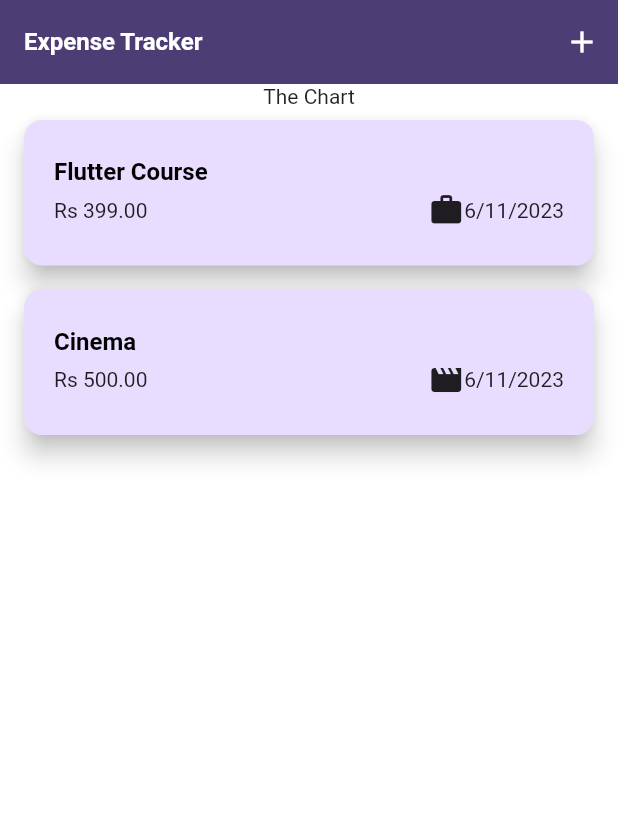
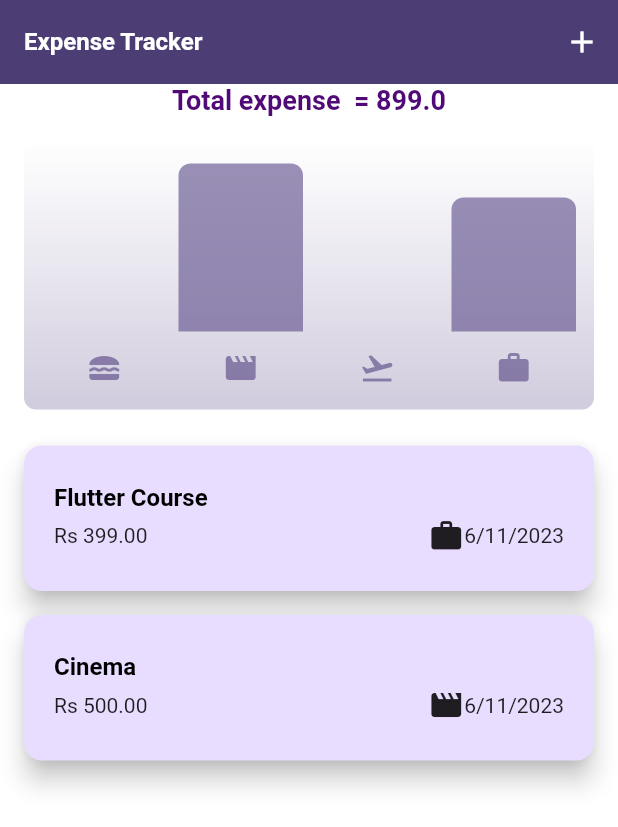
Before and after one commit to LakshyaChauhan/expenseapp, a Flutter app: the screen it shows after launch, on a phone screen of 412 x 824 dp. Shown: the top 827 px of the screen. Run offline on Flutter 3.47's test engine with Material 2 defaults, Android fonts, the phone set to English and light mode, and no system bars.

Commit message:
Completed the design and logic

```diff
--- a/lib/main.dart
+++ b/lib/main.dart
@@ -9,6 +9,7 @@ var kColorScheme =
 void main() {
   runApp(MaterialApp(
     debugShowCheckedModeBanner: true,
+    themeMode: ThemeMode.light,
     theme: ThemeData().copyWith(
         useMaterial3: true,
         colorScheme: kColorScheme,
--- /dev/null
+++ b/lib/widgets/chart/chart.dart
@@ -0,0 +1,95 @@
+import 'package:flutter/material.dart';
+
+import 'package:expenseapp/widgets/chart/chart_bar.dart';
+import 'package:expenseapp/models/expense.dart';
+
+class Chart extends StatelessWidget {
+  const Chart({super.key, required this.expenses});
+
+  final List<Expense> expenses;
+
+  List<ExpenseBucket> get buckets {
+    return [
+      ExpenseBucket.forCategory(expenses, Category.food),
+      ExpenseBucket.forCategory(expenses, Category.leisure),
+      ExpenseBucket.forCategory(expenses, Category.travel),
+      ExpenseBucket.forCategory(expenses, Category.work),
+    ];
+  }
+
+  double get maxTotalExpense {
+    double maxTotalExpense = 0;
+
+    for (final bucket in buckets) {
+      if (bucket.totalExpenses > maxTotalExpense) {
+        maxTotalExpense = bucket.totalExpenses;
+      }
+    }
+
+    return maxTotalExpense;
+  }
+
+  @override
+  Widget build(BuildContext context) {
+    final isDarkMode =
+        MediaQuery.of(context).platformBrightness == Brightness.dark;
+    return Container(
+      margin: const EdgeInsets.all(16),
+      padding: const EdgeInsets.symmetric(
+        vertical: 16,
+        horizontal: 8,
+      ),
+      width: double.infinity,
+      height: 180,
+      decoration: BoxDecoration(
+        borderRadius: BorderRadius.circular(8),
+        gradient: LinearGradient(
+          colors: [
+            Theme.of(context).colorScheme.primary.withOpacity(0.3),
+            Theme.of(context).colorScheme.primary.withOpacity(0.0)
+          ],
+          begin: Alignment.bottomCenter,
+          end: Alignment.topCenter,
+        ),
+      ),
+      child: Column(
+        children: [
+          Expanded(
+            child: Row(
+              crossAxisAlignment: CrossAxisAlignment.end,
+              children: [
+                for (final bucket in buckets) // alternative to map()
+                  ChartBar(
+                    fill: bucket.totalExpenses == 0
+                        ? 0
+                        : bucket.totalExpenses / maxTotalExpense,
+                  )
+              ],
+            ),
+          ),
+          const SizedBox(height: 12),
+          Row(
+            children: buckets
+                .map(
+                  (bucket) => Expanded(
+                    child: Padding(
+                      padding: const EdgeInsets.symmetric(horizontal: 4),
+                      child: Icon(
+                        categoryIcons[bucket.category],
+                        color: isDarkMode
+                            ? Theme.of(context).colorScheme.secondary
+                            : Theme.of(context)
+                                .colorScheme
+                                .primary
+                                .withOpacity(0.7),
+                      ),
+                    ),
+                  ),
+                )
+                .toList(),
+          )
+        ],
+      ),
+    );
+  }
+}
--- /dev/null
+++ b/lib/widgets/chart/chart_bar.dart
@@ -0,0 +1,34 @@
+import 'package:flutter/material.dart';
+
+class ChartBar extends StatelessWidget {
+  const ChartBar({
+    super.key,
+    required this.fill,
+  });
+
+  final double fill;
+
+  @override
+  Widget build(BuildContext context) {
+    final isDarkMode =
+        MediaQuery.of(context).platformBrightness == Brightness.dark;
+    return Expanded(
+      child: Padding(
+        padding: const EdgeInsets.symmetric(horizontal: 4),
+        child: FractionallySizedBox(
+          heightFactor: fill,
+          child: DecoratedBox(
+            decoration: BoxDecoration(
+              shape: BoxShape.rectangle,
+              borderRadius:
+                  const BorderRadius.vertical(top: Radius.circular(8)),
+              color: isDarkMode
+                  ? Theme.of(context).colorScheme.secondary
+                  : Theme.of(context).colorScheme.primary.withOpacity(0.65),
+            ),
+          ),
+        ),
+      ),
+    );
+  }
+}
--- a/lib/widgets/expenses.dart
+++ b/lib/widgets/expenses.dart
@@ -1,3 +1,4 @@
+import 'package:expenseapp/widgets/chart/chart.dart';
 import 'package:expenseapp/widgets/expenses-list/expenses_list.dart';
 import 'package:expenseapp/models/expense.dart';
 import 'package:expenseapp/widgets/new_expense.dart';
@@ -67,6 +68,10 @@ class _ExpensesState extends State<Expenses> {
       container = ExpensesList(
           expenses: _registeredExpenses, onRemoved: onRemoveExpense);
     }
+    double sum = 0;
+    for (final total in _registeredExpenses) {
+      sum += total.amount;
+    }
 
     return Scaffold(
       appBar: AppBar(
@@ -82,7 +87,14 @@ class _ExpensesState extends State<Expenses> {
       body: SizedBox(
         width: double.infinity,
         child: Column(mainAxisAlignment: MainAxisAlignment.center, children: [
-          const Text('The Chart'),
+          Text(
+            'Total expense  = $sum',
+            style: const TextStyle(
+                fontSize: 18,
+                fontWeight: FontWeight.bold,
+                color: Color.fromARGB(255, 80, 9, 119)),
+          ),
+          Chart(expenses: _registeredExpenses),
           Expanded(child: container),
         ]),
       ),
```
